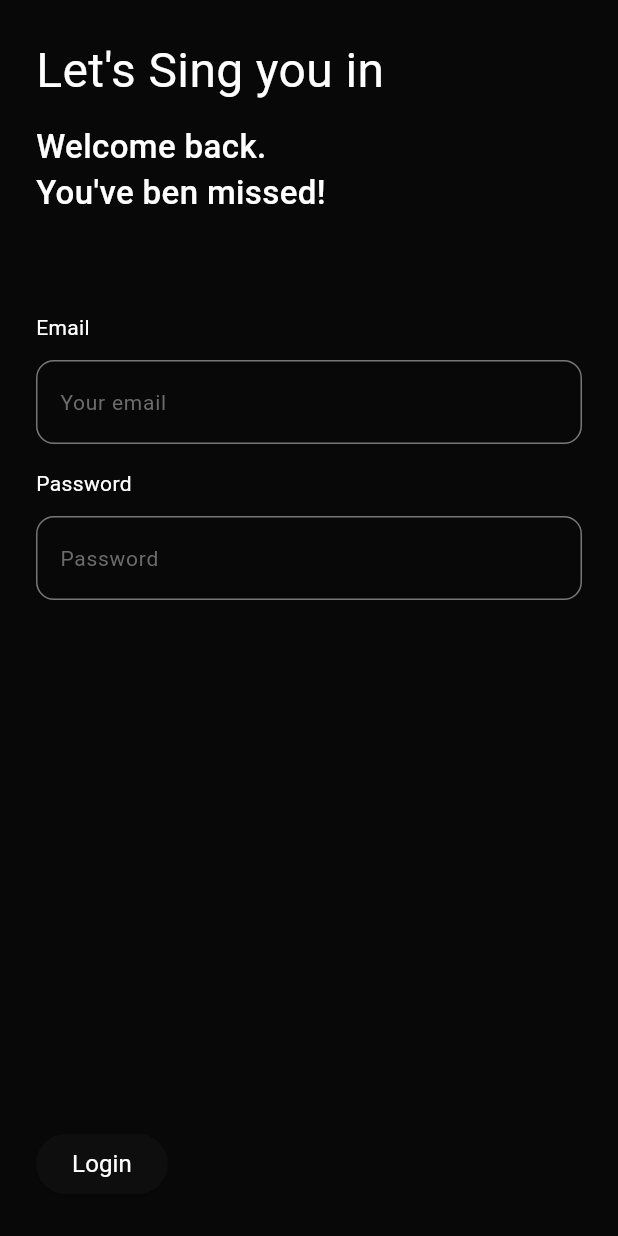
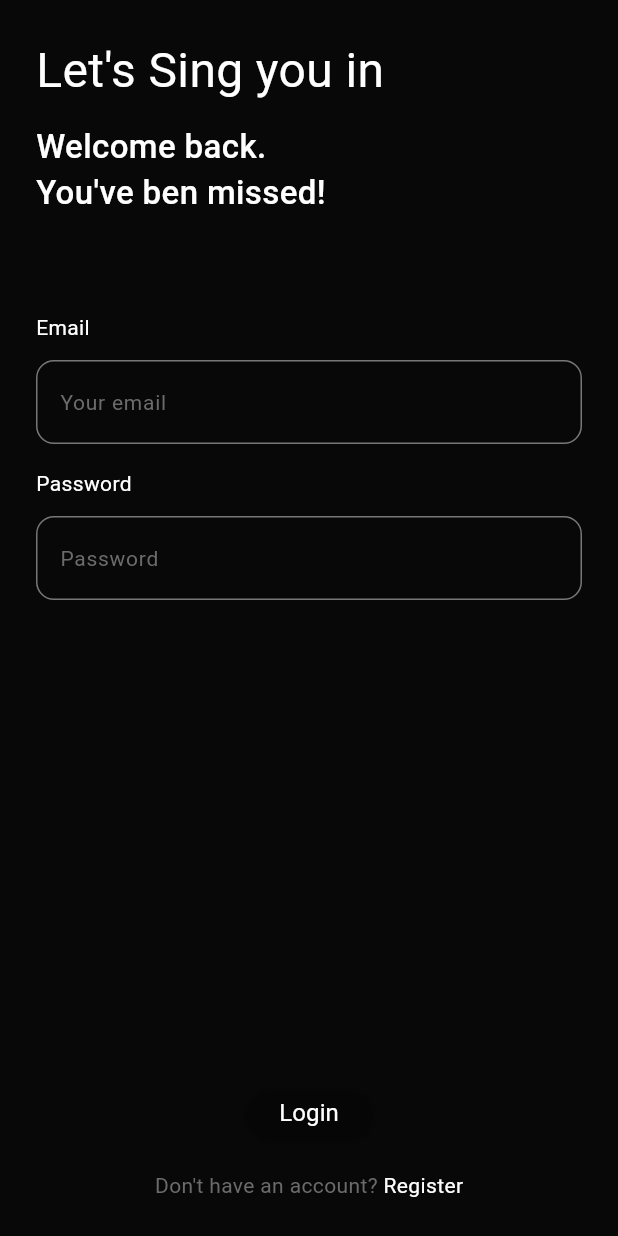
Before and after one commit to JaviKo500/gallery_app, a Flutter app: the screen it shows after launch, on a phone screen of 412 x 824 dp. Run offline on Flutter 3.47's test engine with Material 3 defaults, Android fonts, the phone set to English and light mode, and no system bars; our stand-ins replace flutter_riverpod, go_router; Roboto replaces fonts that are missing (Visby CF).

Commit message:
feat: init custom style button

```diff
--- a/lib/features/auth/presentation/screens/login_screen.dart
+++ b/lib/features/auth/presentation/screens/login_screen.dart
@@ -76,7 +76,13 @@ class LoginScreen extends StatelessWidget {
                   )
                 ),
                 Expanded(child: Container()),
+                Row(
+                  mainAxisAlignment: MainAxisAlignment.center,
+                  children: [
+                    Column(
+                      children: [
                         ElevatedButton(
+                          style: customButtonUi(),
                           onPressed: () {
 
                           },
@@ -84,7 +90,32 @@ class LoginScreen extends StatelessWidget {
                             'Login',
                             style: TypographyTheme.of(context).typography.bodyLarge,
                           ),
+                        ),
+                        CustomSizeBoxUi(
+                          sizeMobile: 16,
+                          sizeTable: 20,
+                          sizeDesktop: 24,
+                        ),
+                        Text.rich(
+                          TextSpan(
+                            children: [
+                              TextSpan(
+                                text: 'Don\'t have an account? ',
+                                style: TypographyTheme.of(context).typography.bodySmall
+                              ),
+                              TextSpan(
+                                text: 'Register',
+                                style: TypographyTheme.of(context).typography.bodyMedium.copyWith(
+                                  color: Theme.of(context).colorScheme.primary,
+                                ),
+                              ),
+                            ]
                           )
+                        ),
+                      ],
+                    ),
+                  ],
+                ),
               ],
             ),
           ),
--- a/lib/features/shared/shared.dart
+++ b/lib/features/shared/shared.dart
@@ -7,6 +7,7 @@ export 'widgets/custom_text_form_field.dart';
 // * ui
 export 'ui/custom_size_box_ui.dart';
 export 'ui/custom_padding_size_ui.dart';
+export 'ui/custom_button_ui.dart';
 
 // * animations
 export 'animations/typing_animation.dart';
--- /dev/null
+++ b/lib/features/shared/ui/custom_button_ui.dart
@@ -0,0 +1,8 @@
+import 'package:flutter/material.dart';
+
+ButtonStyle customButtonUi (){
+  return ButtonStyle(
+    visualDensity: VisualDensity.comfortable,
+    backgroundColor: WidgetStateColor.transparent
+  );
+}
```
Lines whose indentation alone changed are shown as unchanged.
